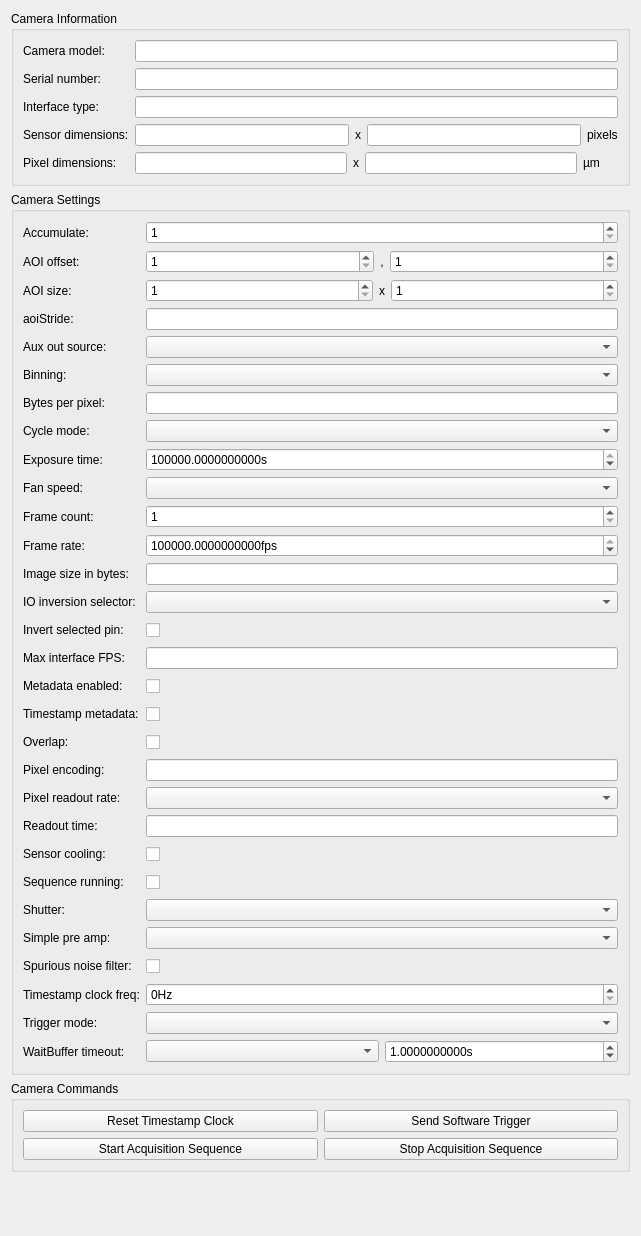
Above: acquisition/andor/direct_manip.ui from zachrahan/zplab before the change. Below: the same form after it.
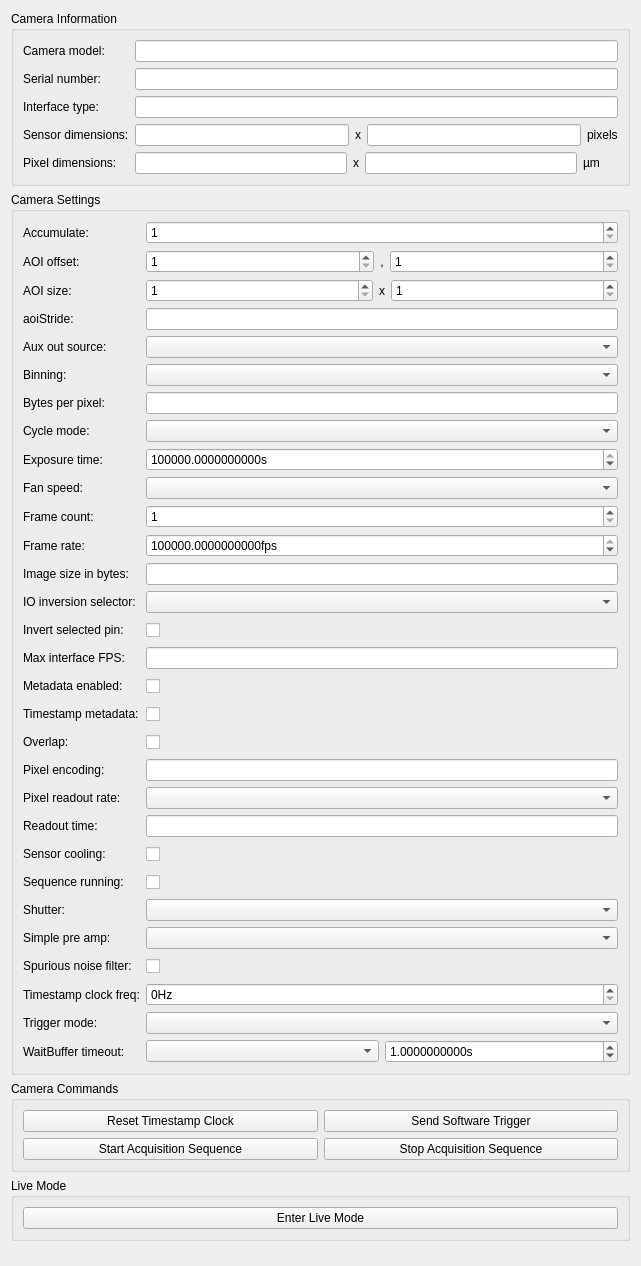
That is the form after the change.

Commit message: Add software triggered live mode.

The edit to the form file:
```diff
--- a/acquisition/andor/direct_manip.ui
+++ b/acquisition/andor/direct_manip.ui
@@ -7,7 +7,7 @@
     <x>0</x>
     <y>0</y>
     <width>641</width>
-    <height>1236</height>
+    <height>1266</height>
    </rect>
   </property>
   <property name="windowTitle">
@@ -883,6 +883,25 @@
      </layout>
     </widget>
    </item>
+   <item>
+    <widget class="QGroupBox" name="liveModeGroupBox">
+     <property name="title">
+      <string>Live Mode</string>
+     </property>
+     <layout class="QVBoxLayout" name="verticalLayout_2">
+      <item>
+       <widget class="QPushButton" name="enterExitLiveModeButton">
+        <property name="text">
+         <string>Enter Live Mode</string>
+        </property>
+        <property name="autoDefault">
+         <bool>false</bool>
+        </property>
+       </widget>
+      </item>
+     </layout>
+    </widget>
+   </item>
    <item>
     <spacer name="verticalSpacer">
      <property name="orientation">
```
The commit also changes 3 other files.
